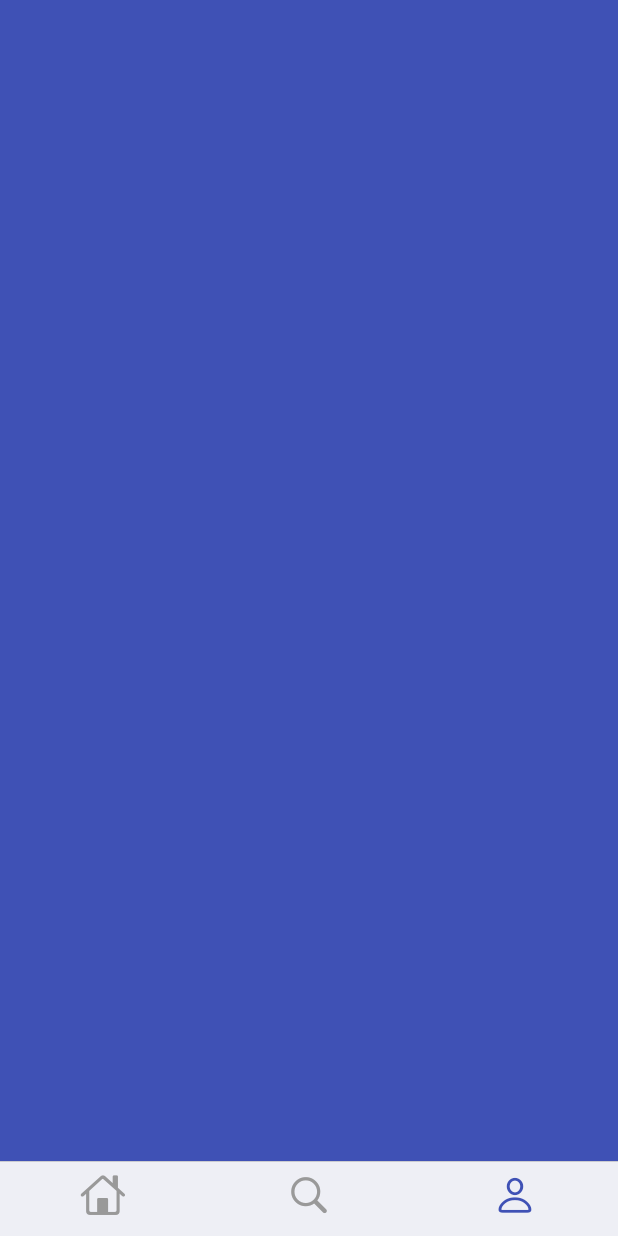
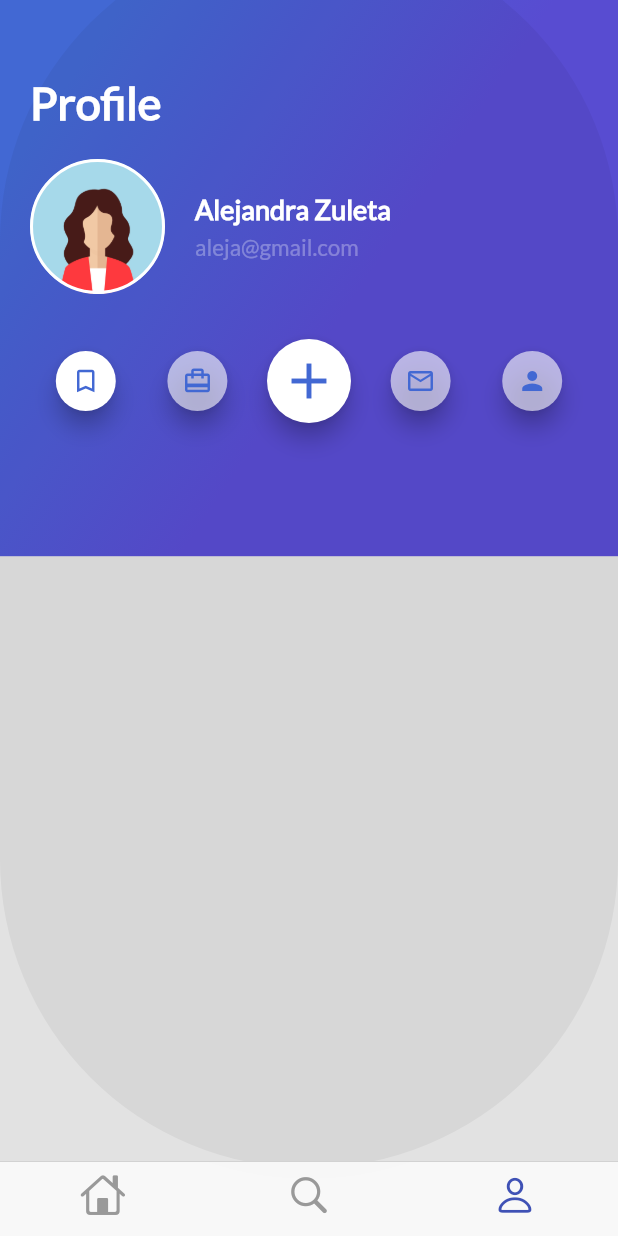
Before and after one commit to alejandrazuleta1/trips_app, a Flutter app: the screen it shows after launch, item 3 of the bottom bar chosen, on a phone screen of 412 x 824 dp. Run offline on Flutter 3.47's test engine with Material 2 defaults, Android fonts, the phone set to English and light mode, and no system bars.

Commit message:
Agregado header en profile view

```diff
--- /dev/null
+++ b/lib/button_bar.dart
@@ -0,0 +1,23 @@
+import 'package:flutter/material.dart';
+import 'circle_button.dart';
+
+class ButtonsBar extends StatelessWidget {
+  @override
+  Widget build(BuildContext context) {
+    return Padding(
+      padding: EdgeInsets.symmetric(
+          horizontal: 0.0,
+          vertical: 10.0),
+      child: Row(
+        children: [
+          CircleButton(true, Icons.turned_in_not, 20.0, Color.fromRGBO(255, 255, 255, 1)),
+          CircleButton(true, Icons.card_travel, 20.0, Color.fromRGBO(255, 255, 255, 0.6)),
+          CircleButton(false, Icons.add, 40.0, Color.fromRGBO(255, 255, 255, 1)),
+          CircleButton(true, Icons.mail_outline, 20.0, Color.fromRGBO(255, 255, 255, 0.6)),
+          CircleButton(true, Icons.person, 20.0, Color.fromRGBO(255, 255, 255, 0.6))
+        ],
+      ),
+    );
+  }
+
+}
--- /dev/null
+++ b/lib/circle_button.dart
@@ -0,0 +1,39 @@
+import 'package:flutter/material.dart';
+
+class CircleButton extends StatefulWidget {
+  bool mini;
+  var icon;
+  double iconSize;
+  var color;
+
+  CircleButton(this.mini, this.icon, this.iconSize, this.color);
+
+  @override
+  State<StatefulWidget> createState() {
+    return _CircleButton();
+  }
+
+}
+
+class _CircleButton extends State<CircleButton> {
+  void onPressedButton() {
+
+  }
+
+  @override
+  Widget build(BuildContext context) {
+    return Expanded(
+        child: FloatingActionButton(
+          backgroundColor: widget.color,
+          mini: widget.mini,
+          onPressed: onPressedButton,
+          child: Icon(
+            widget.icon,
+            size: widget.iconSize,
+            color: Color(0xFF4268D3),
+          ),
+        )
+    );
+  }
+
+}
--- /dev/null
+++ b/lib/profile_backgroud.dart
@@ -0,0 +1,40 @@
+import 'package:flutter/cupertino.dart';
+import 'package:flutter/material.dart';
+
+class ProfileBackground extends StatelessWidget {
+  @override
+  Widget build(BuildContext context) {
+    double screenHeight = MediaQuery.of(context).size.height;
+    double screenWidth = MediaQuery.of(context).size.width;
+
+    return Container(
+      width: screenWidth,
+      height: screenHeight * 0.45,
+      decoration: BoxDecoration(
+        gradient: LinearGradient(
+          colors: [
+            Color(0xFF4268D3),
+            Color(0xFF584CD1)
+          ],
+          begin: FractionalOffset(0.2, 0.0),
+          end: FractionalOffset(1.0, 0.6),
+          stops: [0.0, 0.6],
+          tileMode: TileMode.clamp
+        )
+      ),
+      child: FittedBox(
+        fit: BoxFit.none,
+        alignment: Alignment(-1.5,-0.8),
+        child: Container(
+          width: screenWidth,
+          height: screenHeight,
+          decoration: BoxDecoration(
+            color: Color.fromRGBO(0, 0, 0, 0.05),
+            borderRadius: BorderRadius.circular(screenHeight/2)
+          ),
+        ),
+      ),
+    );
+  }
+
+}
--- /dev/null
+++ b/lib/profile_header.dart
@@ -0,0 +1,38 @@
+import 'package:flutter/material.dart';
+import 'package:platzi_trips_app/user_info.dart';
+import 'button_bar.dart';
+
+class ProfileHeader extends StatelessWidget {
+  @override
+  Widget build(BuildContext context) {
+    final title = Text(
+      'Profile',
+      style: TextStyle(
+        fontFamily: 'Lato',
+        color: Colors.white,
+        fontWeight: FontWeight.bold,
+        fontSize: 30.0
+      ),
+    );
+
+    return Container(
+      margin: EdgeInsets.only(
+        left: 20.0,
+        right: 20.0,
+        top: 50.0
+      ),
+      child: Column(
+        children: <Widget> [
+          Row(
+            children: [
+              title
+            ],
+          ),
+          UserInfo('assets/img/avatar.png', 'Alejandra Zuleta','aleja@gmail.com'),
+          ButtonsBar()
+        ],
+      ),
+    );
+  }
+
+}
--- a/lib/profile_trips.dart
+++ b/lib/profile_trips.dart
@@ -1,11 +1,19 @@
 import 'package:flutter/material.dart';
+import 'package:platzi_trips_app/profile_backgroud.dart';
+import 'package:platzi_trips_app/profile_header.dart';
 
 class ProfileTrips extends StatelessWidget {
   @override
   Widget build(BuildContext context) {
-    // TODO: implement build profile
-    return Container(
-      color: Colors.indigo,
+    return Stack(
+      children: [
+        ProfileBackground(),
+        ListView(
+          children: [
+            ProfileHeader(),
+          ],
+        )
+      ],
     );
   }
 
--- /dev/null
+++ b/lib/user_info.dart
@@ -0,0 +1,75 @@
+import 'package:flutter/material.dart';
+
+class UserInfo extends StatelessWidget{
+
+  String imgProfile;
+  String name;
+  String email;
+
+  UserInfo(this.imgProfile, this.name, this.email);
+
+  @override
+  Widget build(BuildContext context) {
+    final userPhoto = Container(
+      width: 90.0,
+      height: 90.0,
+      margin: EdgeInsets.only(
+          right: 20.0
+      ),
+      decoration: BoxDecoration(
+          border: Border.all(
+              color: Colors.white,
+              width: 2.0,
+              style: BorderStyle.solid
+          ),
+          shape: BoxShape.circle,
+          image: DecorationImage(
+              fit: BoxFit.cover,
+              image: AssetImage(imgProfile)
+          )
+      ),
+    );
+
+    final userInfo = Column(
+      crossAxisAlignment: CrossAxisAlignment.start,
+      children: <Widget>[
+        Container(
+            margin: EdgeInsets.only(
+                bottom: 5.0
+            ),
+            child: Text(
+                name,
+                style: TextStyle(
+                  fontSize: 18.0,
+                  fontWeight: FontWeight.bold,
+                  color: Colors.white,
+                  fontFamily: 'Lato',
+                )
+            )
+        ),
+        Text(
+            email,
+            style: TextStyle(
+                fontSize: 15.0,
+                color: Colors.white30,
+                fontFamily: 'Lato'
+            )
+        ),
+      ],
+    );
+
+    return Container(
+      margin: EdgeInsets.symmetric(
+          vertical: 20.0,
+          horizontal: 0.0
+      ),
+      child: Row(
+        children: <Widget>[
+          userPhoto,
+          userInfo
+        ],
+      ),
+    );
+  }
+
+}
--- a/pubspec.yaml
+++ b/pubspec.yaml
@@ -51,6 +51,7 @@ flutter:
     - assets/img/playa1.jpg
     - assets/img/playa2.jpg
     - assets/img/playa3.jpg
+    - assets/img/avatar.png
 
   # An image asset can refer to one or more resolution-specific "variants", see
   # https://flutter.dev/assets-and-images/#resolution-aware.
```
Also changed, not shown: assets/img/avatar.png (added).
